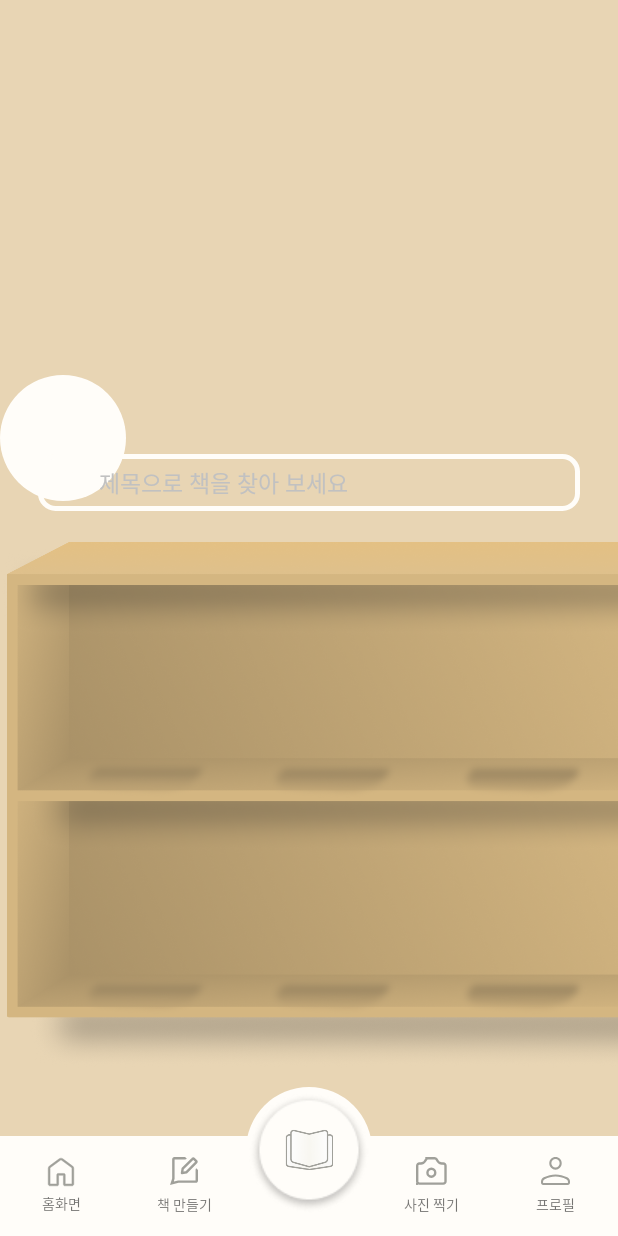
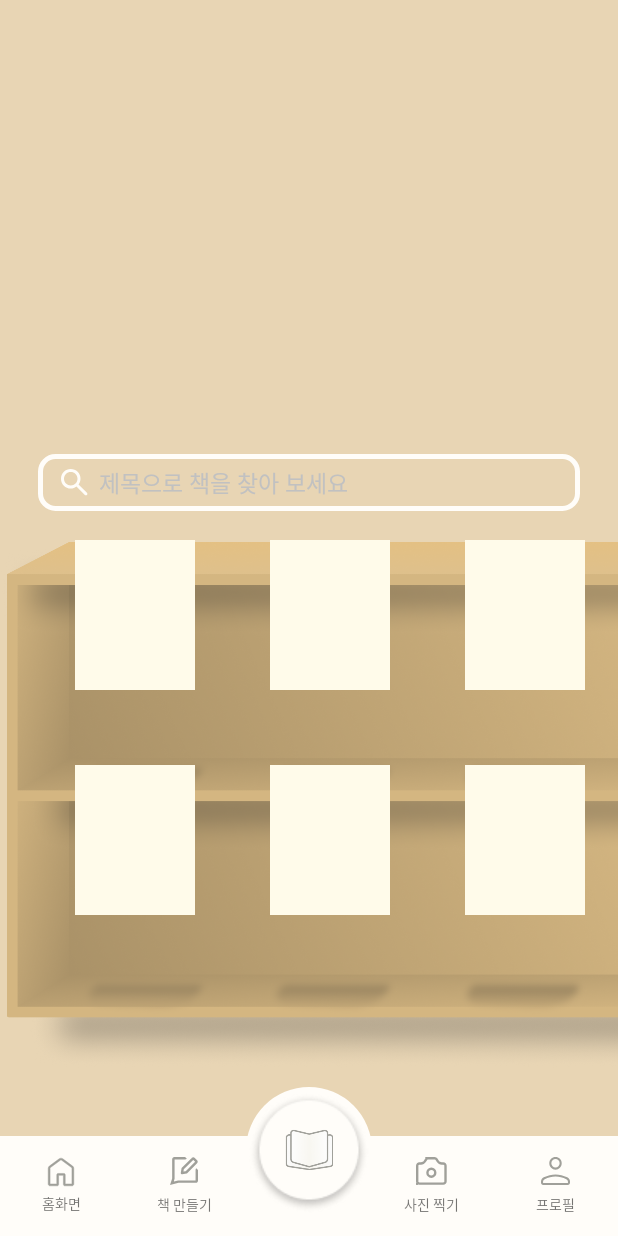
Before and after one commit to Sensible-life/MADCAMP_Cheek_to_Chick, an Android app: the HomeFragment screen opened directly, with no data from a screen before it, on a phone screen of 412 x 824 dp. Run offline under Robolectric (Android 15) with nearby library versions, the phone set to English and light mode, and no system bars; libraries missing offline, so code that uses them is left out: com.github.kittinunf.fuel, com.github.kittinunf.result, com.kakao.sdk.

Commit message:
feat: main page animation

```diff
--- a/app/src/main/res/layout/screen_home.xml
+++ b/app/src/main/res/layout/screen_home.xml
@@ -1,30 +1,93 @@
 <?xml version="1.0" encoding="utf-8"?>
 <FrameLayout
     xmlns:android="http://schemas.android.com/apk/res/android"
+    android:id="@+id/screenHome"
     android:layout_width="match_parent"
     android:layout_height="match_parent"
     android:orientation="vertical"
     android:background="@color/brown">
 
-    <ImageView
-        android:id="@+id/book_1"
-        android:layout_width="wrap_content"
+
+    <FrameLayout
+        android:id="@+id/bookshelf"
+        android:layout_width="match_parent"
         android:layout_height="wrap_content"
-        android:layout_marginTop="250dp"
-        android:layout_gravity="top"
         android:clickable="true"
-        android:focusable="true"
-        android:src="@drawable/background_bottom_circle"/>
+        android:focusable="true">
 
         <ImageView
-        android:id="@+id/bookshelf"
             android:layout_width="wrap_content"
             android:layout_height="wrap_content"
             android:layout_marginTop="250dp"
             android:layout_gravity="bottom"
+            android:src="@drawable/source_bookshelf" />
+
+        <ImageView
+            android:id="@+id/book_1"
+            android:layout_width="80dp"
+            android:layout_height="100dp"
+            android:layout_marginTop="360dp"
+            android:layout_marginLeft="50dp"
+            android:layout_gravity="top"
             android:clickable="true"
             android:focusable="true"
-        android:src="@drawable/source_bookshelf" />
+            android:background="@color/brightYellow"/>
+
+        <ImageView
+            android:id="@+id/book_2"
+            android:layout_width="80dp"
+            android:layout_height="100dp"
+            android:layout_marginTop="360dp"
+            android:layout_marginLeft="180dp"
+            android:layout_gravity="top"
+            android:clickable="true"
+            android:focusable="true"
+            android:background="@color/brightYellow"/>
+
+        <ImageView
+            android:id="@+id/book_3"
+            android:layout_width="80dp"
+            android:layout_height="100dp"
+            android:layout_marginTop="360dp"
+            android:layout_marginLeft="310dp"
+            android:layout_gravity="top"
+            android:clickable="true"
+            android:focusable="true"
+            android:background="@color/brightYellow"/>
+
+        <ImageView
+            android:id="@+id/book_4"
+            android:layout_width="80dp"
+            android:layout_height="100dp"
+            android:layout_marginTop="510dp"
+            android:layout_marginLeft="50dp"
+            android:layout_gravity="top"
+            android:clickable="true"
+            android:focusable="true"
+            android:background="@color/brightYellow"/>
+
+        <ImageView
+            android:id="@+id/book_5"
+            android:layout_width="80dp"
+            android:layout_height="100dp"
+            android:layout_marginTop="510dp"
+            android:layout_marginLeft="180dp"
+            android:layout_gravity="top"
+            android:clickable="true"
+            android:focusable="true"
+            android:background="@color/brightYellow"/>
+
+        <ImageView
+            android:id="@+id/book_6"
+            android:layout_width="80dp"
+            android:layout_height="100dp"
+            android:layout_marginTop="510dp"
+            android:layout_marginLeft="310dp"
+            android:layout_gravity="top"
+            android:clickable="true"
+            android:focusable="true"
+            android:background="@color/brightYellow"/>
+    </FrameLayout>
 
     <LinearLayout
         android:layout_width="match_parent"
--- a/app/src/main/res/layout/screen_main.xml
+++ b/app/src/main/res/layout/screen_main.xml
@@ -28,6 +28,7 @@
         android:visibility="visible"/>
 
     <FrameLayout
+        android:id="@+id/dragArea"
         android:layout_width="wrap_content"
         android:layout_height="wrap_content"
         android:layout_gravity="bottom|center"
```
Also changed, not shown: app/src/main/java/com/google/ar/core/examples/kotlin/helloar/home/HomeFragment.kt (+84 -45 lines). Lines whose indentation alone changed are shown as unchanged.
